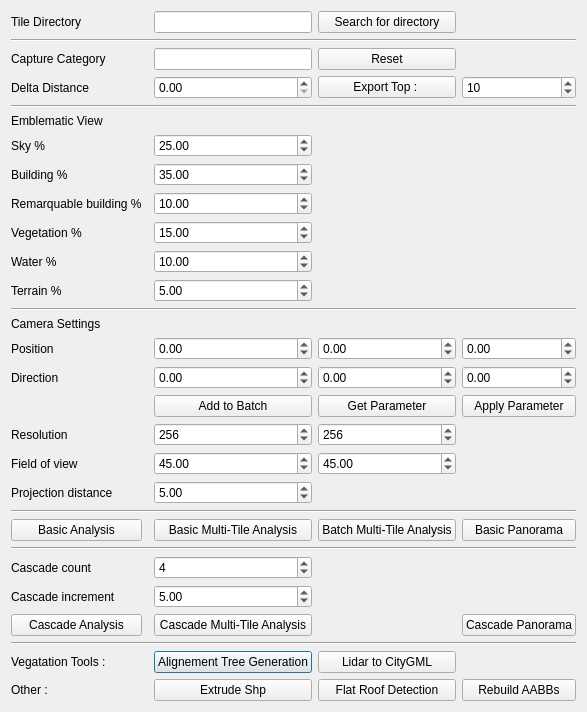
The window that src/plugins/CityGMLVisibiliteQtPlugin/Dialogs/dialogVisibilite.ui (VCityTeam/3DUSE) describes before a commit, drawn with Qt 5.
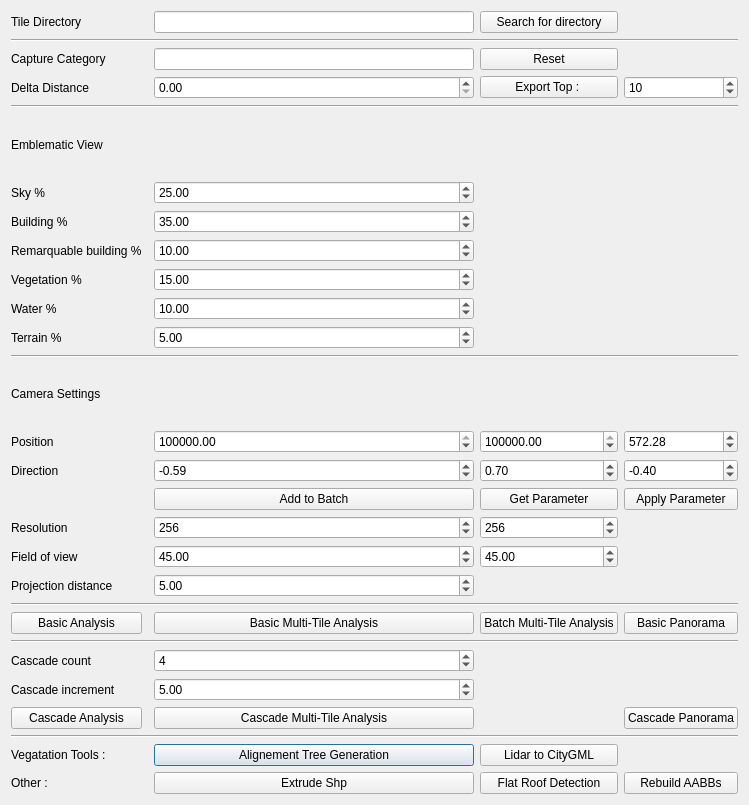
The same window after the commit.

Diff of the .ui file:
```diff
--- a/src/plugins/CityGMLVisibiliteQtPlugin/Dialogs/dialogVisibilite.ui
+++ b/src/plugins/CityGMLVisibiliteQtPlugin/Dialogs/dialogVisibilite.ui
@@ -6,8 +6,8 @@
    <rect>
     <x>0</x>
     <y>0</y>
-    <width>520</width>
-    <height>674</height>
+    <width>749</width>
+    <height>805</height>
    </rect>
   </property>
   <property name="windowTitle">
@@ -147,6 +147,9 @@
      <property name="maximum">
       <double>999999999.000000000000000</double>
      </property>
+     <property name="value">
+      <double>0.700000000000000</double>
+     </property>
     </widget>
    </item>
    <item row="14" column="4">
@@ -157,6 +160,9 @@
      <property name="maximum">
       <double>999999999.000000000000000</double>
      </property>
+     <property name="value">
+      <double>572.279999999999973</double>
+     </property>
     </widget>
    </item>
    <item row="9" column="0">
@@ -194,6 +200,9 @@
      <property name="maximum">
       <double>999999999.000000000000000</double>
      </property>
+     <property name="value">
+      <double>-0.590000000000000</double>
+     </property>
     </widget>
    </item>
    <item row="0" column="0">
@@ -211,6 +220,9 @@
      <property name="maximum">
       <double>999999999.000000000000000</double>
      </property>
+     <property name="value">
+      <double>1842695.100000000093132</double>
+     </property>
     </widget>
    </item>
    <item row="23" column="0">
@@ -228,6 +240,9 @@
      <property name="maximum">
       <double>999999999.000000000000000</double>
      </property>
+     <property name="value">
+      <double>5175634.250000000000000</double>
+     </property>
     </widget>
    </item>
    <item row="13" column="0">
@@ -295,6 +310,9 @@
      <property name="maximum">
       <double>999999999.000000000000000</double>
      </property>
+     <property name="value">
+      <double>-0.400000000000000</double>
+     </property>
     </widget>
    </item>
    <item row="5" column="0">
```
